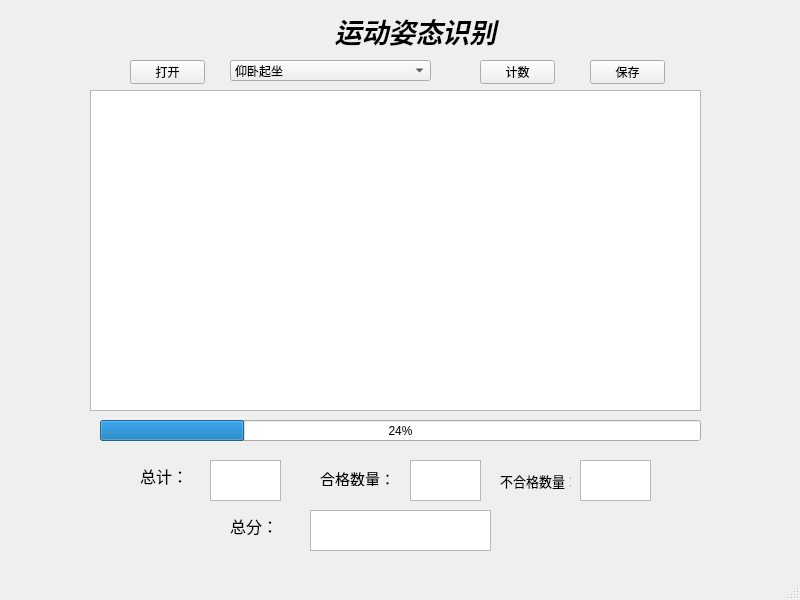
a-asinx/303, file mainWindow.ui: the form before one commit.
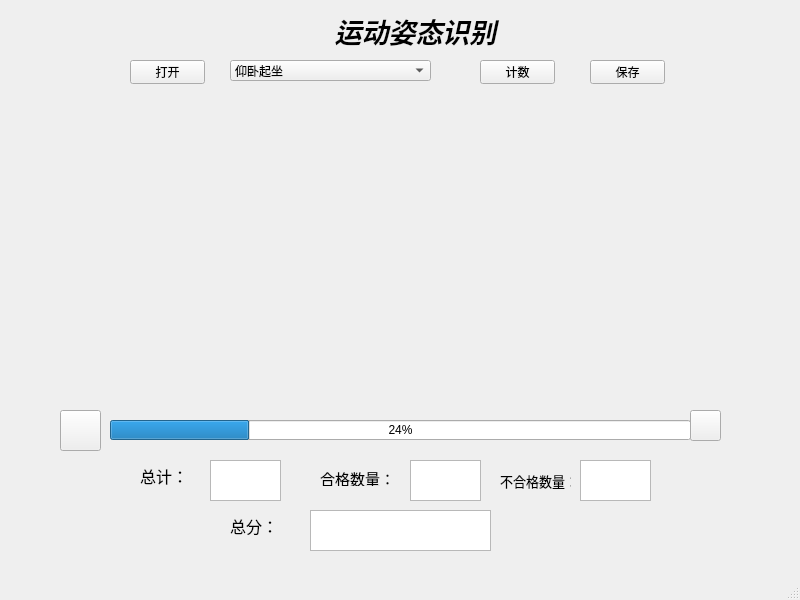
The form after the commit. Icons and pictures are not drawn.

Diff of the .ui file:
```diff
--- a/mainWindow.ui
+++ b/mainWindow.ui
@@ -14,16 +14,6 @@
    <string>MainWindow</string>
   </property>
   <widget class="QWidget" name="centralwidget">
-   <widget class="QTableView" name="shipinzhanshi">
-    <property name="geometry">
-     <rect>
-      <x>90</x>
-      <y>90</y>
-      <width>611</width>
-      <height>321</height>
-     </rect>
-    </property>
-   </widget>
    <widget class="QPushButton" name="open">
     <property name="geometry">
      <rect>
@@ -101,10 +91,10 @@
    <widget class="QProgressBar" name="jiazaishipin">
     <property name="geometry">
      <rect>
-      <x>100</x>
+      <x>110</x>
       <y>420</y>
-      <width>601</width>
-      <height>21</height>
+      <width>581</width>
+      <height>20</height>
      </rect>
     </property>
     <property name="value">
@@ -232,6 +222,58 @@
      <set>Qt::AlignmentFlag::AlignCenter</set>
     </property>
    </widget>
+   <widget class="QLabel" name="shipinzhanshi">
+    <property name="geometry">
+     <rect>
+      <x>100</x>
+      <y>110</y>
+      <width>591</width>
+      <height>301</height>
+     </rect>
+    </property>
+    <property name="text">
+     <string/>
+    </property>
+   </widget>
+   <widget class="QPushButton" name="button_start">
+    <property name="geometry">
+     <rect>
+      <x>60</x>
+      <y>410</y>
+      <width>41</width>
+      <height>41</height>
+     </rect>
+    </property>
+    <property name="font">
+     <font>
+      <family>楷体</family>
+      <pointsize>12</pointsize>
+      <fontweight>Medium</fontweight>
+     </font>
+    </property>
+    <property name="styleSheet">
+     <string notr="true">border-image: url(:/background/icons/begin.png);</string>
+    </property>
+    <property name="text">
+     <string/>
+    </property>
+   </widget>
+   <widget class="QPushButton" name="button_stop">
+    <property name="geometry">
+     <rect>
+      <x>690</x>
+      <y>410</y>
+      <width>31</width>
+      <height>31</height>
+     </rect>
+    </property>
+    <property name="styleSheet">
+     <string notr="true">border-image: url(:/background/icons/stop.png);</string>
+    </property>
+    <property name="text">
+     <string/>
+    </property>
+   </widget>
   </widget>
   <widget class="QStatusBar" name="statusbar"/>
  </widget>
```
Left out of the diff: 4 changed lines with no effect on the pictures.
